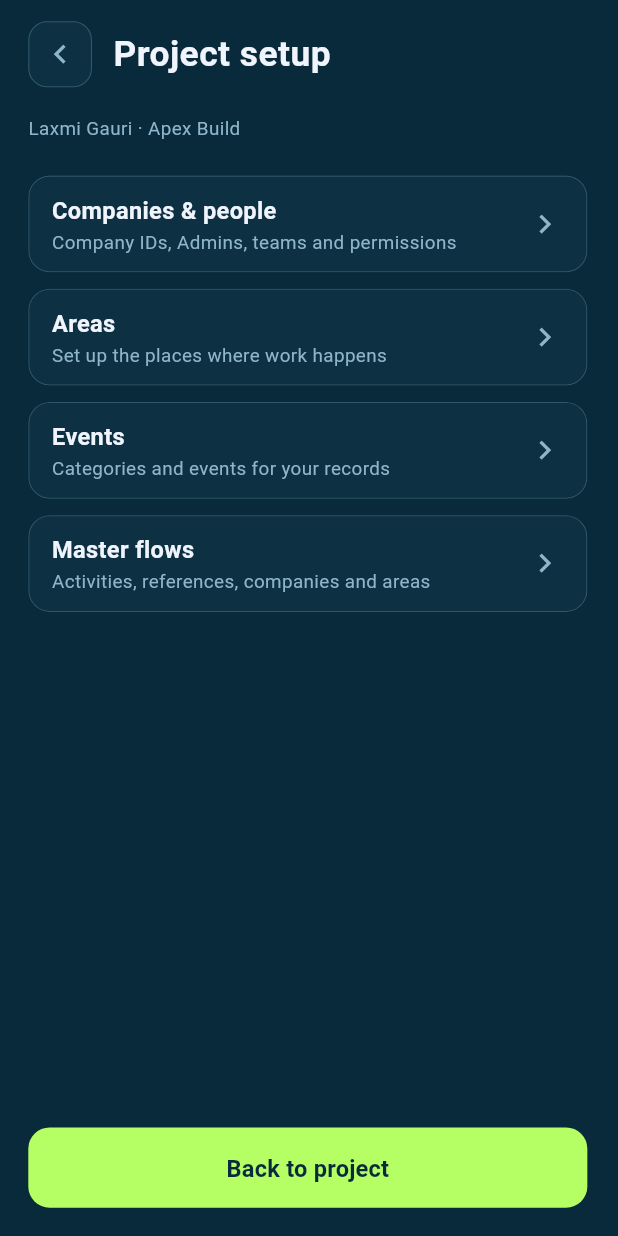
After one commit to lbminfotechapps-web/dropline, a Flutter app: the MePage screen opened by its route, after a tap on "Laxmi Gauri", on a phone screen of 412 x 824 dp. The commit adds this screen. Run offline on Flutter 3.47's test engine with Material 3 defaults, Android fonts, the light colour scheme and no system bars; our stand-ins replace cross_file, dio, equatable, file_picker, flutter_bloc, flutter_secure_storage and 8 more; missing offline and left inert: google_mlkit_text_recognition, record, syncfusion_flutter_pdf, syncfusion_flutter_pdfviewer; accounts and stored records are empty.

Commit message:
Add project

```diff
--- a/analysis_options.yaml
+++ b/analysis_options.yaml
@@ -7,6 +7,15 @@
 
 # The following line activates a set of recommended lints for Flutter apps,
 # packages, and plugins designed to encourage good coding practices.
+analyzer:
+  exclude:
+    - build/**
+    - android/**
+    - ios/**
+    - web/**
+    - windows/**
+    - macos/**
+    - linux/**
 include: package:flutter_lints/flutter.yaml
 
 linter:
--- a/lib/features/me/presentation/me.dart
+++ b/lib/features/me/presentation/me.dart
@@ -1,4 +1,5 @@
 import 'package:flutter/material.dart';
+import 'package:dropline/features/project_setup/presentation/pages/project_setup_pages.dart';
 import 'package:dropline/features/newproject/presentation/new_project.dart';
 
 /// The site overview, with proportions taken from the supplied screen reference.
@@ -308,7 +309,14 @@ class _MePageState extends State<MePage> {
                   ),
                   SizedBox(height: 10 * s),
                   if (showProject)
-                    panel(
+                    GestureDetector(
+                      behavior: HitTestBehavior.opaque,
+                      onTap: () => Navigator.of(context).push(
+                        MaterialPageRoute<void>(
+                          builder: (_) => const ProjectSetupPage(),
+                        ),
+                      ),
+                      child: panel(
                         height: 42,
                         child: Row(
                           children: [
@@ -340,6 +348,7 @@ class _MePageState extends State<MePage> {
                               color: _muted,
                             ),
                           ],
+                        ),
                       ),
                     ),
                   if (!showProject)
--- /dev/null
+++ b/lib/features/project_setup/presentation/pages/project_setup_pages.dart
@@ -0,0 +1,221 @@
+import 'package:flutter/material.dart';
+
+/// Project configuration menu, styled to match the project setup reference.
+class ProjectSetupPage extends StatelessWidget {
+  const ProjectSetupPage({
+    super.key,
+    this.projectName = 'Laxmi Gauri',
+    this.companyName = 'Apex Build',
+    this.onCompaniesAndPeople,
+    this.onAreas,
+    this.onEvents,
+    this.onMasterFlows,
+    this.onBackToProject,
+  });
+
+  final String projectName;
+  final String companyName;
+  final VoidCallback? onCompaniesAndPeople;
+  final VoidCallback? onAreas;
+  final VoidCallback? onEvents;
+  final VoidCallback? onMasterFlows;
+  final VoidCallback? onBackToProject;
+
+  static const _background = Color(0xFF092A3B);
+  static const _surface = Color(0xFF0D3042);
+  static const _border = Color(0xFF31576B);
+  static const _muted = Color(0xFF8EB5C9);
+  static const _foreground = Color(0xFFF0F4FC);
+  static const _lime = Color(0xFFB5FF65);
+
+  @override
+  Widget build(BuildContext context) {
+    void goBack() {
+      if (onBackToProject != null) {
+        onBackToProject!();
+      } else {
+        Navigator.of(context).maybePop();
+      }
+    }
+
+    return Scaffold(
+      backgroundColor: _background,
+      body: SafeArea(
+        child: LayoutBuilder(
+          builder: (context, constraints) {
+            // The supplied reference is 262 logical pixels wide.
+            final scale = (constraints.maxWidth / 262).clamp(1.0, 1.6);
+            Widget menuItem(
+              String title,
+              String subtitle,
+              VoidCallback? onTap,
+            ) {
+              return Padding(
+                padding: EdgeInsets.only(bottom: 7 * scale),
+                child: Material(
+                  color: _surface,
+                  shape: RoundedRectangleBorder(
+                    borderRadius: BorderRadius.circular(9 * scale),
+                    side: const BorderSide(color: _border, width: 0.7),
+                  ),
+                  clipBehavior: Clip.antiAlias,
+                  child: InkWell(
+                    onTap: onTap,
+                    child: ConstrainedBox(
+                      constraints: BoxConstraints(minHeight: 41 * scale),
+                      child: Padding(
+                        padding: EdgeInsets.symmetric(
+                          horizontal: 10 * scale,
+                          vertical: 7 * scale,
+                        ),
+                        child: Row(
+                          children: [
+                            Expanded(
+                              child: Column(
+                                crossAxisAlignment: CrossAxisAlignment.start,
+                                children: [
+                                  Text(
+                                    title,
+                                    style: TextStyle(
+                                      color: _foreground,
+                                      fontSize: 10 * scale,
+                                      fontWeight: FontWeight.w700,
+                                      letterSpacing: 0.15 * scale,
+                                    ),
+                                  ),
+                                  SizedBox(height: 2 * scale),
+                                  Text(
+                                    subtitle,
+                                    style: TextStyle(
+                                      color: _muted,
+                                      fontSize: 8 * scale,
+                                      height: 1.25,
+                                    ),
+                                  ),
+                                ],
+                              ),
+                            ),
+                            SizedBox(width: 8 * scale),
+                            Icon(
+                              Icons.chevron_right,
+                              color: _muted,
+                              size: 16 * scale,
+                            ),
+                          ],
+                        ),
+                      ),
+                    ),
+                  ),
+                ),
+              );
+            }
+
+            return Padding(
+              padding: EdgeInsets.fromLTRB(
+                12 * scale,
+                9 * scale,
+                13 * scale,
+                12 * scale,
+              ),
+              child: Column(
+                crossAxisAlignment: CrossAxisAlignment.stretch,
+                children: [
+                  Row(
+                    children: [
+                      SizedBox(
+                        width: 27 * scale,
+                        height: 28 * scale,
+                        child: OutlinedButton(
+                          onPressed: goBack,
+                          style: OutlinedButton.styleFrom(
+                            padding: EdgeInsets.zero,
+                            backgroundColor: _surface,
+                            foregroundColor: _muted,
+                            side: const BorderSide(color: _border, width: 0.7),
+                            shape: RoundedRectangleBorder(
+                              borderRadius: BorderRadius.circular(8 * scale),
+                            ),
+                          ),
+                          child: Semantics(
+                            label: 'Back to project',
+                            child: Icon(Icons.chevron_left, size: 16 * scale),
+                          ),
+                        ),
+                      ),
+                      SizedBox(width: 9 * scale),
+                      Expanded(
+                        child: Text(
+                          'Project setup',
+                          style: TextStyle(
+                            color: _foreground,
+                            fontSize: 15 * scale,
+                            fontWeight: FontWeight.w700,
+                            letterSpacing: 0.2 * scale,
+                          ),
+                        ),
+                      ),
+                    ],
+                  ),
+                  SizedBox(height: 12 * scale),
+                  Text(
+                    '$projectName · $companyName',
+                    style: TextStyle(color: _muted, fontSize: 8 * scale),
+                  ),
+                  SizedBox(height: 14 * scale),
+                  Expanded(
+                    child: SingleChildScrollView(
+                      child: Column(
+                        crossAxisAlignment: CrossAxisAlignment.stretch,
+                        children: [
+                          menuItem(
+                            'Companies & people',
+                            'Company IDs, Admins, teams and permissions',
+                            onCompaniesAndPeople,
+                          ),
+                          menuItem(
+                            'Areas',
+                            'Set up the places where work happens',
+                            onAreas,
+                          ),
+                          menuItem(
+                            'Events',
+                            'Categories and events for your records',
+                            onEvents,
+                          ),
+                          menuItem(
+                            'Master flows',
+                            'Activities, references, companies and areas',
+                            onMasterFlows,
+                          ),
+                        ],
+                      ),
+                    ),
+                  ),
+                  SizedBox(height: 12 * scale),
+                  FilledButton(
+                    onPressed: goBack,
+                    style: FilledButton.styleFrom(
+                      backgroundColor: _lime,
+                      foregroundColor: _background,
+                      minimumSize: Size.fromHeight(34 * scale),
+                      padding: EdgeInsets.symmetric(vertical: 10 * scale),
+                      shape: RoundedRectangleBorder(
+                        borderRadius: BorderRadius.circular(9 * scale),
+                      ),
+                      textStyle: TextStyle(
+                        fontSize: 10 * scale,
+                        fontWeight: FontWeight.w700,
+                        letterSpacing: 0.1 * scale,
+                      ),
+                    ),
+                    child: const Text('Back to project'),
+                  ),
+                ],
+              ),
+            );
+          },
+        ),
+      ),
+    );
+  }
+}
```
Also changed, not shown: pubspec.lock. Lines whose indentation alone changed are shown as unchanged.
